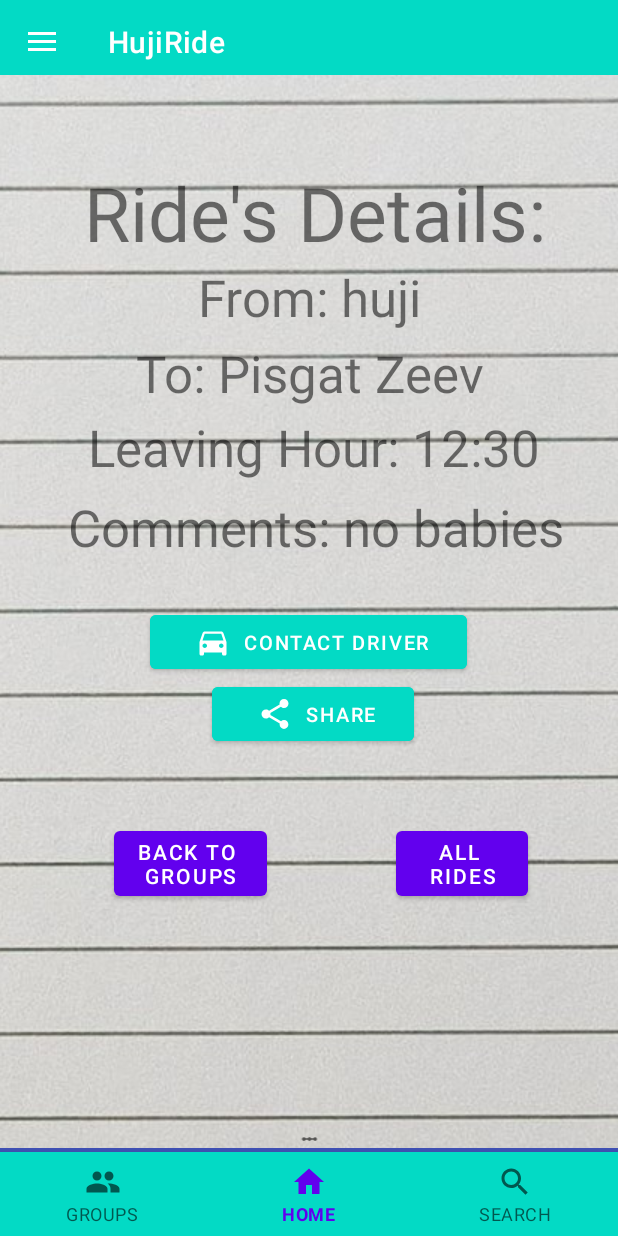
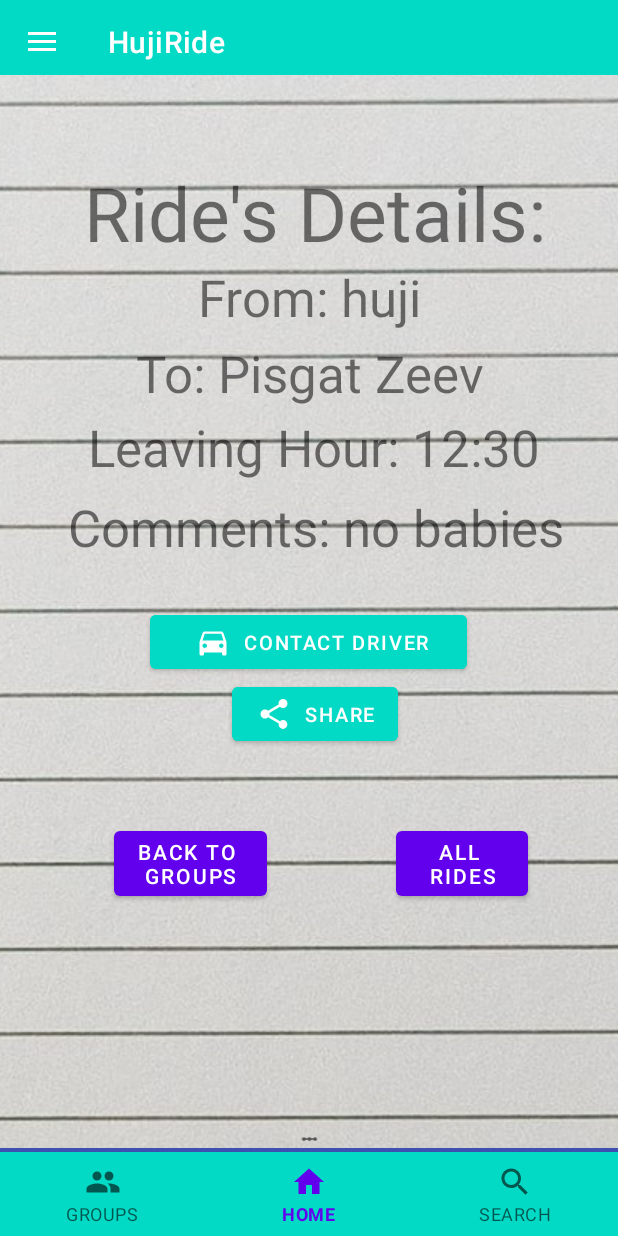
Before and after one commit to miriSilverman/HujiRide, an Android app: the RidesDetails screen opened through its navigation route, on a phone screen of 412 x 824 dp. Run offline under Robolectric (Android 15) with nearby library versions, the phone set to English and light mode, and no system bars; our stand-ins replace Firebase (no records; nobody signed in at launch, a user with empty details on screens opened directly), navigation-ui; libraries missing offline, so code that uses them is left out: android.icu.text, com.firebase.geofire, com.shashank.sony, com.squareup.okhttp; Roboto replaces fonts that are not available here.

Commit message:
minor changes at rides details

```diff
--- a/app/src/main/res/layout/fragment_rides_details.xml
+++ b/app/src/main/res/layout/fragment_rides_details.xml
@@ -172,15 +172,13 @@
             android:drawableLeft="@drawable/ic_baseline_share_24"
             android:drawablePadding="2dip"
             android:gravity="center"
-            android:paddingLeft="30dip"
-            android:paddingRight="26dip"
 
             android:singleLine="true"
             android:text="SHARE"
             android:textSize="13sp"
             app:layout_constraintBottom_toTopOf="@+id/back_to_groups"
             app:layout_constraintEnd_toEndOf="parent"
-            app:layout_constraintHorizontal_bias="1.0"
+            app:layout_constraintHorizontal_bias="0.625"
             app:layout_constraintStart_toStartOf="parent" />
 
 
```
